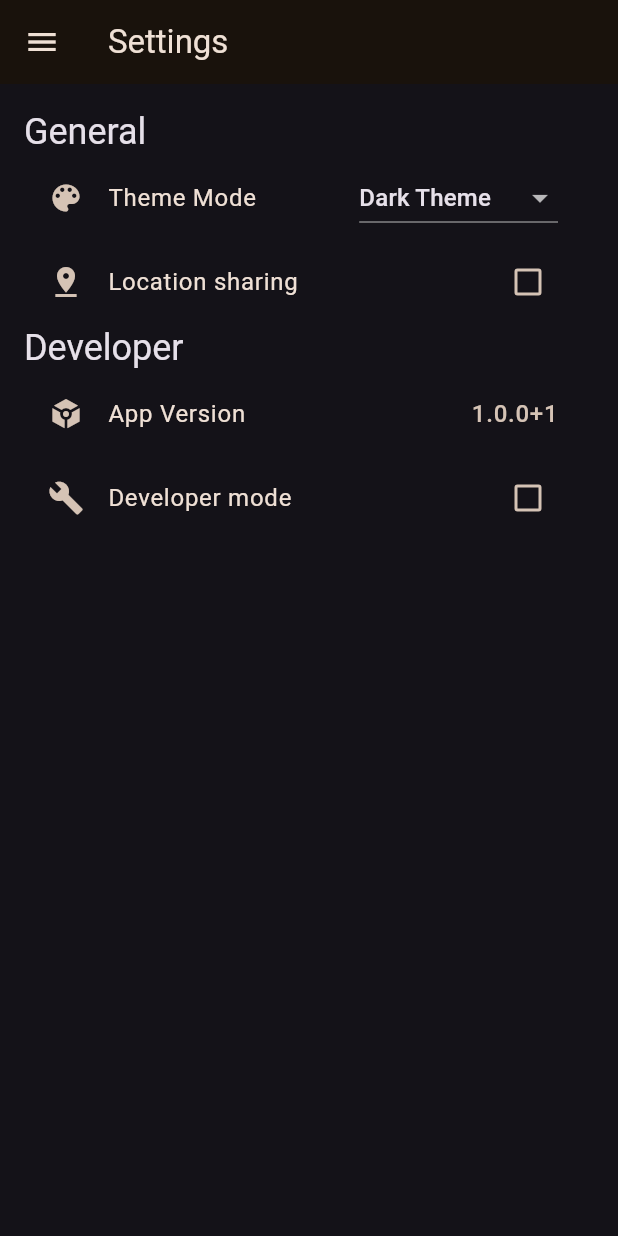
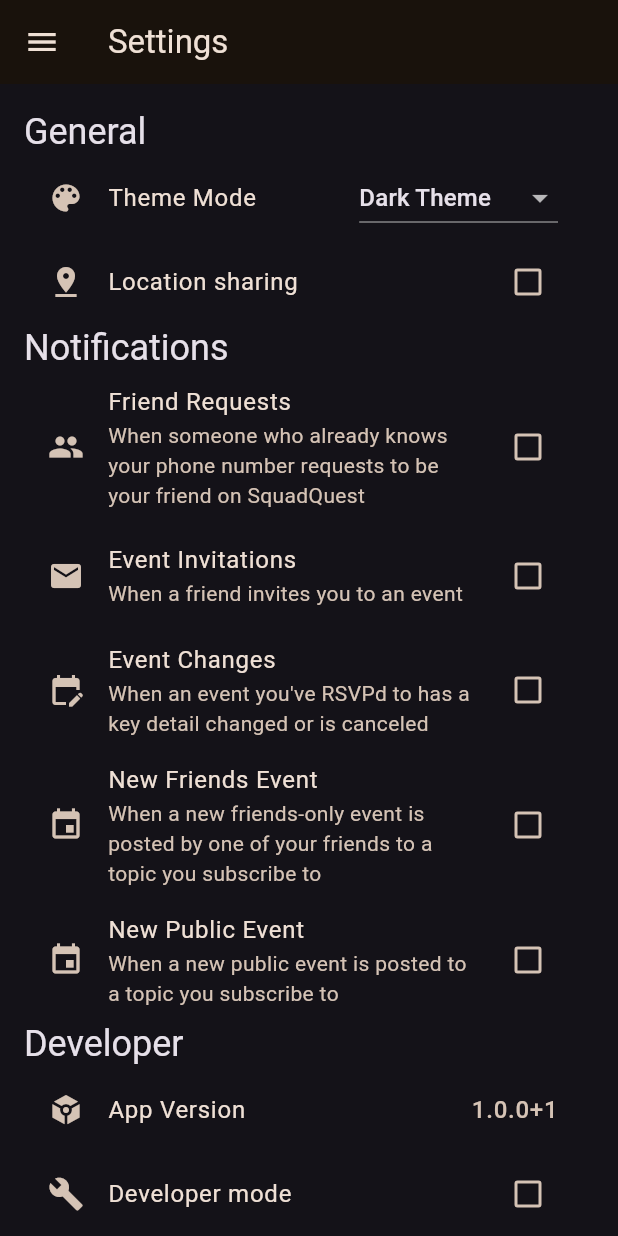
Before and after one commit to SquadQuest/SquadQuest, a Flutter app: the SettingsScreen screen opened by its route, on a phone screen of 412 x 824 dp. Run offline on Flutter 3.47's test engine with Material 3 defaults, Android fonts, the phone set to English and light mode, and no system bars; our stand-ins replace dio, easy_debounce, firebase_core, firebase_messaging, flutter_contacts, flutter_dotenv and 13 more; missing offline and left inert: dart:js_interop, geobase, maplibre_gl, open_location_code, web_browser_detect; accounts and stored records are empty; network calls fail.

Commit message:
feat(profile): add settings for changing notifications

```diff
--- /dev/null
+++ b/lib/components/forms/notifications.dart
@@ -0,0 +1,89 @@
+import 'package:flutter/material.dart';
+import 'package:flutter_riverpod/flutter_riverpod.dart';
+import 'package:squadquest/controllers/profile.dart';
+import 'package:squadquest/models/user.dart';
+
+class NotificationOptions extends ConsumerStatefulWidget {
+  const NotificationOptions({super.key});
+
+  @override
+  ConsumerState<NotificationOptions> createState() =>
+      _NotificationOptionsState();
+}
+
+class _NotificationOptionsState extends ConsumerState<NotificationOptions> {
+  @override
+  Widget build(BuildContext context) {
+    final profile = ref.watch(profileProvider);
+    final profileController = ref.read(profileProvider.notifier);
+
+    return Column(
+      children: [
+        CheckboxListTile(
+          title: const Text('Friend Requests'),
+          subtitle: const Text(
+              'When someone who already knows your phone number requests to be your friend on SquadQuest'),
+          value: profile.value?.enabledNotifications
+                  .contains(NotificationType.friendRequest) ??
+              false,
+          onChanged: (bool? enabled) async {
+            await profileController.setNotificationEnabled(
+                NotificationType.friendRequest, enabled!);
+          },
+          secondary: const Icon(Icons.people),
+        ),
+        CheckboxListTile(
+          title: const Text('Event Invitations'),
+          subtitle: const Text('When a friend invites you to an event'),
+          value: profile.value?.enabledNotifications
+                  .contains(NotificationType.eventInvitation) ??
+              false,
+          onChanged: (bool? enabled) async {
+            await profileController.setNotificationEnabled(
+                NotificationType.eventInvitation, enabled!);
+          },
+          secondary: const Icon(Icons.mail),
+        ),
+        CheckboxListTile(
+          title: const Text('Event Changes'),
+          subtitle: const Text(
+              'When an event you\'ve RSVPd to has a key detail changed or is canceled'),
+          value: profile.value?.enabledNotifications
+                  .contains(NotificationType.eventChange) ??
+              false,
+          onChanged: (bool? enabled) async {
+            await profileController.setNotificationEnabled(
+                NotificationType.eventChange, enabled!);
+          },
+          secondary: const Icon(Icons.edit_calendar),
+        ),
+        CheckboxListTile(
+          title: const Text('New Friends Event'),
+          subtitle: const Text(
+              'When a new friends-only event is posted by one of your friends to a topic you subscribe to'),
+          value: profile.value?.enabledNotifications
+                  .contains(NotificationType.friendsEventPosted) ??
+              false,
+          onChanged: (bool? enabled) async {
+            await profileController.setNotificationEnabled(
+                NotificationType.friendsEventPosted, enabled!);
+          },
+          secondary: const Icon(Icons.event),
+        ),
+        CheckboxListTile(
+          title: const Text('New Public Event'),
+          subtitle: const Text(
+              'When a new public event is posted to a topic you subscribe to'),
+          value: profile.value?.enabledNotifications
+                  .contains(NotificationType.publicEventPosted) ??
+              false,
+          onChanged: (bool? enabled) async {
+            await profileController.setNotificationEnabled(
+                NotificationType.publicEventPosted, enabled!);
+          },
+          secondary: const Icon(Icons.event),
+        ),
+      ],
+    );
+  }
+}
--- a/lib/models/user.dart
+++ b/lib/models/user.dart
@@ -1,6 +1,14 @@
 import 'package:squadquest/common.dart';
 
 typedef UserID = String;
+
+enum NotificationType {
+  friendRequest,
+  eventInvitation,
+  eventChange,
+  friendsEventPosted,
+  publicEventPosted
+}
 
 class UserProfile {
   UserProfile(
@@ -12,6 +20,7 @@ class UserProfile {
       required this.fcmTokenUpdatedAt,
       required this.fcmTokenAppBuild,
       required this.photo,
+      required this.enabledNotifications,
       this.mutuals});
 
   final UserID id;
@@ -22,6 +31,7 @@ class UserProfile {
   final DateTime? fcmTokenUpdatedAt;
   final int? fcmTokenAppBuild;
   final Uri? photo;
+  final Set<NotificationType> enabledNotifications;
   final List<UserID>? mutuals;
 
   String get fullName => '$firstName $lastName';
@@ -42,6 +52,14 @@ class UserProfile {
           : DateTime.parse(map['fcm_token_updated_at']).toLocal(),
       fcmTokenAppBuild: map['fcm_token_app_build'],
       photo: map['photo'] == null ? null : Uri.parse(map['photo']),
+      enabledNotifications: map['enabled_notifications'] == null
+          ? {}
+          : map['enabled_notifications']
+              .map((type) => NotificationType.values.firstWhere(
+                    (e) => e.name == type,
+                  ))
+              .toSet()
+              .cast<NotificationType>(),
       mutuals:
           map['mutuals'] == null ? null : List<UserID>.from(map['mutuals']),
     );
@@ -56,6 +74,8 @@ class UserProfile {
       'fcm_token': fcmToken,
       'fcm_token_updated_at': fcmTokenUpdatedAt?.toUtc().toIso8601String(),
       'fcm_token_app_build': fcmTokenAppBuild,
+      'enabled_notifications':
+          enabledNotifications.map((type) => type.name).toList().cast<String>(),
       'photo': photo?.toString(),
     };
   }
--- a/lib/screens/settings.dart
+++ b/lib/screens/settings.dart
@@ -73,6 +73,8 @@ class _SettingsScreenState extends ConsumerState<SettingsScreen> {
           },
           secondary: const Icon(Icons.pin_drop),
         ),
+        Text('Notifications', style: Theme.of(context).textTheme.headlineSmall),
+        const NotificationOptions(),
         Text('Developer', style: Theme.of(context).textTheme.headlineSmall),
         ListTile(
             leading: const Icon(Icons.token),
```
Also changed, not shown: lib/controllers/profile.dart (+31 -0 lines), 1 other file.
